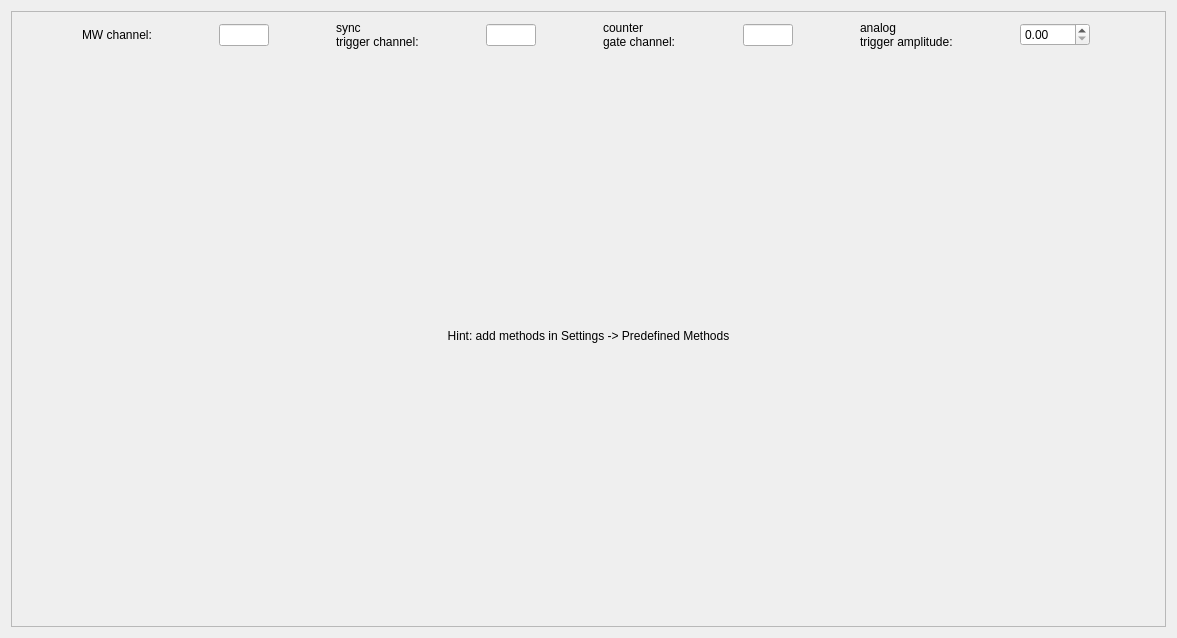
This is gui/pulsed/ui_predefined_methods.ui in Ulm-IQO/qudi as Qt 5 draws it before an edit. The edited form follows.
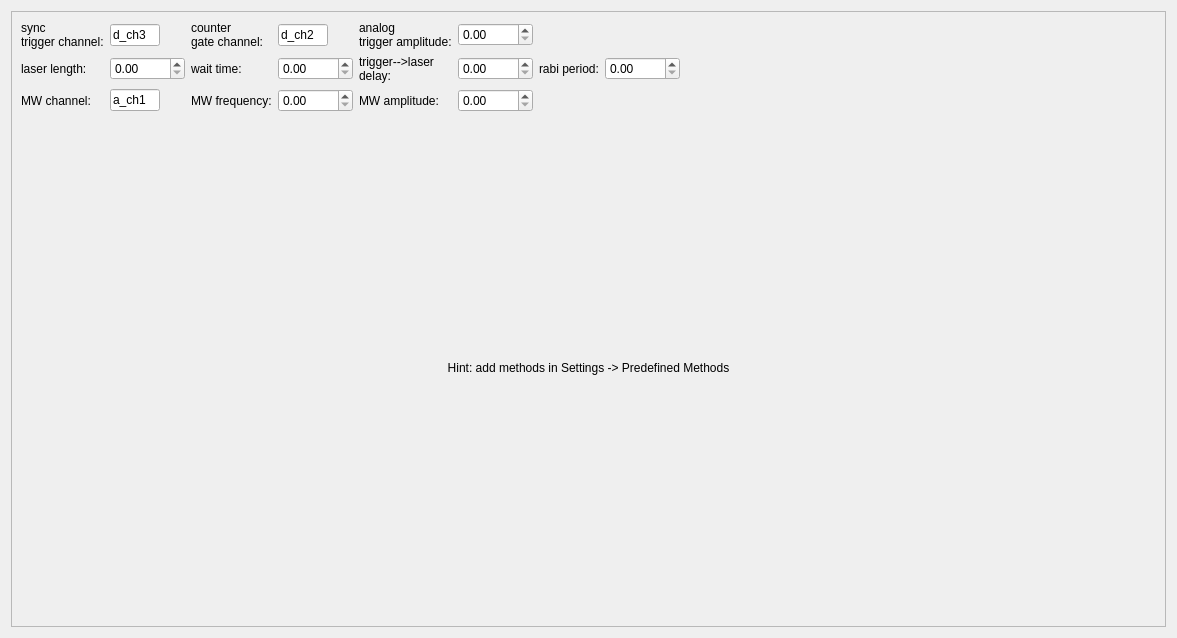
This is the edited form.

Commit message: Introduced global parameters in predefined sequence GUI tab. Also adjusted the basic_methods.py to the new parameter naming convention. Works with dummy.

The edit to the form file:
```diff
--- a/gui/pulsed/ui_predefined_methods.ui
+++ b/gui/pulsed/ui_predefined_methods.ui
@@ -33,42 +33,35 @@
         <layout class="QVBoxLayout" name="verticalLayout">
          <item>
           <layout class="QGridLayout" name="gridLayout_5">
-           <item row="0" column="5">
-            <widget class="QLineEdit" name="lineEdit_3">
-             <property name="sizePolicy">
-              <sizepolicy hsizetype="Fixed" vsizetype="Fixed">
-               <horstretch>0</horstretch>
-               <verstretch>0</verstretch>
-              </sizepolicy>
-             </property>
-             <property name="maximumSize">
-              <size>
-               <width>50</width>
-               <height>16777215</height>
-              </size>
-             </property>
-            </widget>
-           </item>
            <item row="0" column="3">
             <widget class="QLineEdit" name="lineEdit_2">
              <property name="sizePolicy">
-              <sizepolicy hsizetype="Fixed" vsizetype="Fixed">
+              <sizepolicy hsizetype="Minimum" vsizetype="Fixed">
                <horstretch>0</horstretch>
                <verstretch>0</verstretch>
               </sizepolicy>
              </property>
+             <property name="minimumSize">
+              <size>
+               <width>50</width>
+               <height>0</height>
+              </size>
+             </property>
              <property name="maximumSize">
               <size>
                <width>50</width>
                <height>16777215</height>
               </size>
              </property>
+             <property name="text">
+              <string>d_ch2</string>
+             </property>
             </widget>
            </item>
-           <item row="0" column="6">
+           <item row="0" column="4">
             <widget class="QLabel" name="label_4">
              <property name="sizePolicy">
-              <sizepolicy hsizetype="Fixed" vsizetype="Preferred">
+              <sizepolicy hsizetype="Preferred" vsizetype="Preferred">
                <horstretch>0</horstretch>
                <verstretch>0</verstretch>
               </sizepolicy>
@@ -79,53 +72,151 @@
              </property>
             </widget>
            </item>
-           <item row="0" column="2">
+           <item row="2" column="1">
+            <widget class="QLineEdit" name="pm_mw_channel_Widget">
+             <property name="sizePolicy">
+              <sizepolicy hsizetype="Minimum" vsizetype="Fixed">
+               <horstretch>0</horstretch>
+               <verstretch>0</verstretch>
+              </sizepolicy>
+             </property>
+             <property name="minimumSize">
+              <size>
+               <width>50</width>
+               <height>0</height>
+              </size>
+             </property>
+             <property name="maximumSize">
+              <size>
+               <width>50</width>
+               <height>16777215</height>
+              </size>
+             </property>
+             <property name="text">
+              <string>a_ch1</string>
+             </property>
+            </widget>
+           </item>
+           <item row="2" column="0">
+            <widget class="QLabel" name="label">
+             <property name="sizePolicy">
+              <sizepolicy hsizetype="Preferred" vsizetype="Preferred">
+               <horstretch>0</horstretch>
+               <verstretch>0</verstretch>
+              </sizepolicy>
+             </property>
+             <property name="text">
+              <string>MW channel:</string>
+             </property>
+            </widget>
+           </item>
+           <item row="2" column="4">
+            <widget class="QLabel" name="label_9">
+             <property name="text">
+              <string>MW amplitude:</string>
+             </property>
+            </widget>
+           </item>
+           <item row="2" column="3">
+            <widget class="QDoubleSpinBox" name="pm_mw_freq_Widget">
+             <property name="minimumSize">
+              <size>
+               <width>75</width>
+               <height>0</height>
+              </size>
+             </property>
+             <property name="maximumSize">
+              <size>
+               <width>100</width>
+               <height>16777215</height>
+              </size>
+             </property>
+            </widget>
+           </item>
+           <item row="2" column="2">
+            <widget class="QLabel" name="label_8">
+             <property name="text">
+              <string>MW frequency:</string>
+             </property>
+            </widget>
+           </item>
+           <item row="1" column="2">
+            <widget class="QLabel" name="label_6">
+             <property name="text">
+              <string>wait time:</string>
+             </property>
+            </widget>
+           </item>
+           <item row="0" column="5">
+            <widget class="QDoubleSpinBox" name="pm_channel_amp_Widget">
+             <property name="sizePolicy">
+              <sizepolicy hsizetype="Minimum" vsizetype="Fixed">
+               <horstretch>0</horstretch>
+               <verstretch>0</verstretch>
+              </sizepolicy>
+             </property>
+             <property name="minimumSize">
+              <size>
+               <width>75</width>
+               <height>0</height>
+              </size>
+             </property>
+             <property name="maximumSize">
+              <size>
+               <width>100</width>
+               <height>16777215</height>
+              </size>
+             </property>
+            </widget>
+           </item>
+           <item row="0" column="0">
             <widget class="QLabel" name="label_2">
              <property name="sizePolicy">
-              <sizepolicy hsizetype="Fixed" vsizetype="Preferred">
+              <sizepolicy hsizetype="Preferred" vsizetype="Preferred">
                <horstretch>0</horstretch>
                <verstretch>0</verstretch>
               </sizepolicy>
              </property>
+             <property name="minimumSize">
+              <size>
+               <width>0</width>
+               <height>0</height>
+              </size>
+             </property>
              <property name="text">
               <string>sync
 trigger channel:</string>
              </property>
             </widget>
            </item>
-           <item row="0" column="1">
-            <widget class="QLineEdit" name="lineEdit">
+           <item row="1" column="0">
+            <widget class="QLabel" name="label_5">
              <property name="sizePolicy">
-              <sizepolicy hsizetype="Fixed" vsizetype="Fixed">
+              <sizepolicy hsizetype="Preferred" vsizetype="Preferred">
                <horstretch>0</horstretch>
                <verstretch>0</verstretch>
               </sizepolicy>
              </property>
-             <property name="maximumSize">
-              <size>
-               <width>50</width>
-               <height>16777215</height>
-              </size>
+             <property name="text">
+              <string>laser length:</string>
              </property>
             </widget>
            </item>
-           <item row="0" column="0">
-            <widget class="QLabel" name="label">
-             <property name="sizePolicy">
-              <sizepolicy hsizetype="Fixed" vsizetype="Preferred">
-               <horstretch>0</horstretch>
-               <verstretch>0</verstretch>
-              </sizepolicy>
-             </property>
+           <item row="1" column="4">
+            <widget class="QLabel" name="label_7">
              <property name="text">
-              <string>MW channel:</string>
+              <string>trigger--&gt;laser
+delay:</string>
              </property>
+             <property name="alignment">
+              <set>Qt::AlignLeading|Qt::AlignLeft|Qt::AlignVCenter</set>
+             </property>
             </widget>
            </item>
-           <item row="0" column="4">
+           <item row="0" column="2">
             <widget class="QLabel" name="label_3">
              <property name="sizePolicy">
-              <sizepolicy hsizetype="Fixed" vsizetype="Preferred">
+              <sizepolicy hsizetype="Preferred" vsizetype="Preferred">
                <horstretch>0</horstretch>
                <verstretch>0</verstretch>
               </sizepolicy>
@@ -136,17 +227,144 @@
              </property>
             </widget>
            </item>
-           <item row="0" column="7">
-            <widget class="QDoubleSpinBox" name="doubleSpinBox">
+           <item row="1" column="3">
+            <widget class="QDoubleSpinBox" name="pm_wait_time_Widget">
              <property name="sizePolicy">
-              <sizepolicy hsizetype="Fixed" vsizetype="Fixed">
+              <sizepolicy hsizetype="Minimum" vsizetype="Fixed">
                <horstretch>0</horstretch>
                <verstretch>0</verstretch>
               </sizepolicy>
              </property>
+             <property name="minimumSize">
+              <size>
+               <width>75</width>
+               <height>0</height>
+              </size>
+             </property>
              <property name="maximumSize">
               <size>
-               <width>70</width>
+               <width>100</width>
+               <height>16777215</height>
+              </size>
+             </property>
+            </widget>
+           </item>
+           <item row="1" column="1">
+            <widget class="QDoubleSpinBox" name="pm_laser_length_Widget">
+             <property name="sizePolicy">
+              <sizepolicy hsizetype="Minimum" vsizetype="Fixed">
+               <horstretch>0</horstretch>
+               <verstretch>0</verstretch>
+              </sizepolicy>
+             </property>
+             <property name="minimumSize">
+              <size>
+               <width>75</width>
+               <height>0</height>
+              </size>
+             </property>
+             <property name="maximumSize">
+              <size>
+               <width>100</width>
+               <height>16777215</height>
+              </size>
+             </property>
+            </widget>
+           </item>
+           <item row="0" column="1">
+            <widget class="QLineEdit" name="pm_sync_trig_channel_Widget">
+             <property name="sizePolicy">
+              <sizepolicy hsizetype="Minimum" vsizetype="Fixed">
+               <horstretch>0</horstretch>
+               <verstretch>0</verstretch>
+              </sizepolicy>
+             </property>
+             <property name="minimumSize">
+              <size>
+               <width>50</width>
+               <height>0</height>
+              </size>
+             </property>
+             <property name="maximumSize">
+              <size>
+               <width>50</width>
+               <height>16777215</height>
+              </size>
+             </property>
+             <property name="text">
+              <string>d_ch3</string>
+             </property>
+            </widget>
+           </item>
+           <item row="1" column="5">
+            <widget class="QDoubleSpinBox" name="pm_delay_length_Widget">
+             <property name="sizePolicy">
+              <sizepolicy hsizetype="Minimum" vsizetype="Fixed">
+               <horstretch>0</horstretch>
+               <verstretch>0</verstretch>
+              </sizepolicy>
+             </property>
+             <property name="minimumSize">
+              <size>
+               <width>75</width>
+               <height>0</height>
+              </size>
+             </property>
+             <property name="maximumSize">
+              <size>
+               <width>100</width>
+               <height>16777215</height>
+              </size>
+             </property>
+            </widget>
+           </item>
+           <item row="2" column="5">
+            <widget class="QDoubleSpinBox" name="pm_mw_amp_Widget">
+             <property name="minimumSize">
+              <size>
+               <width>75</width>
+               <height>0</height>
+              </size>
+             </property>
+             <property name="maximumSize">
+              <size>
+               <width>100</width>
+               <height>16777215</height>
+              </size>
+             </property>
+            </widget>
+           </item>
+           <item row="0" column="8">
+            <spacer name="horizontalSpacer">
+             <property name="orientation">
+              <enum>Qt::Horizontal</enum>
+             </property>
+             <property name="sizeHint" stdset="0">
+              <size>
+               <width>40</width>
+               <height>20</height>
+              </size>
+             </property>
+            </spacer>
+           </item>
+           <item row="1" column="6">
+            <widget class="QLabel" name="label_10">
+             <property name="text">
+              <string>rabi period:</string>
+             </property>
+            </widget>
+           </item>
+           <item row="1" column="7">
+            <widget class="QDoubleSpinBox" name="pm_rabi_period_Widget">
+             <property name="minimumSize">
+              <size>
+               <width>75</width>
+               <height>0</height>
+              </size>
+             </property>
+             <property name="maximumSize">
+              <size>
+               <width>100</width>
                <height>16777215</height>
               </size>
              </property>
```
Left out of the diff: 2 changed lines with no effect on the pictures. The commit also changes 4 other files.
